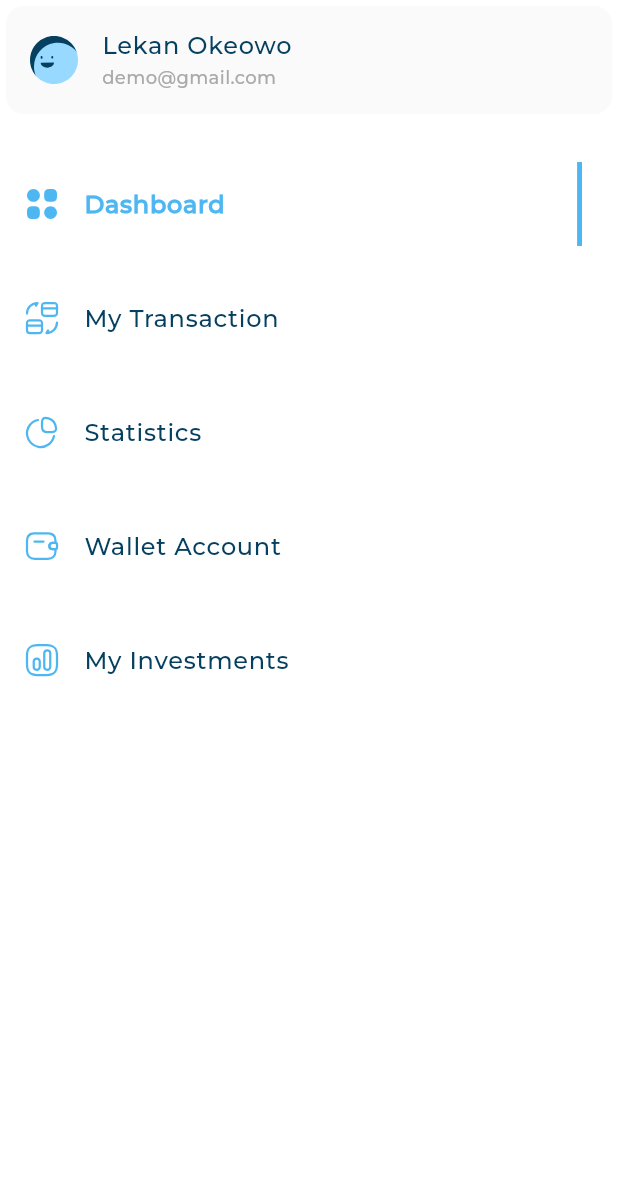
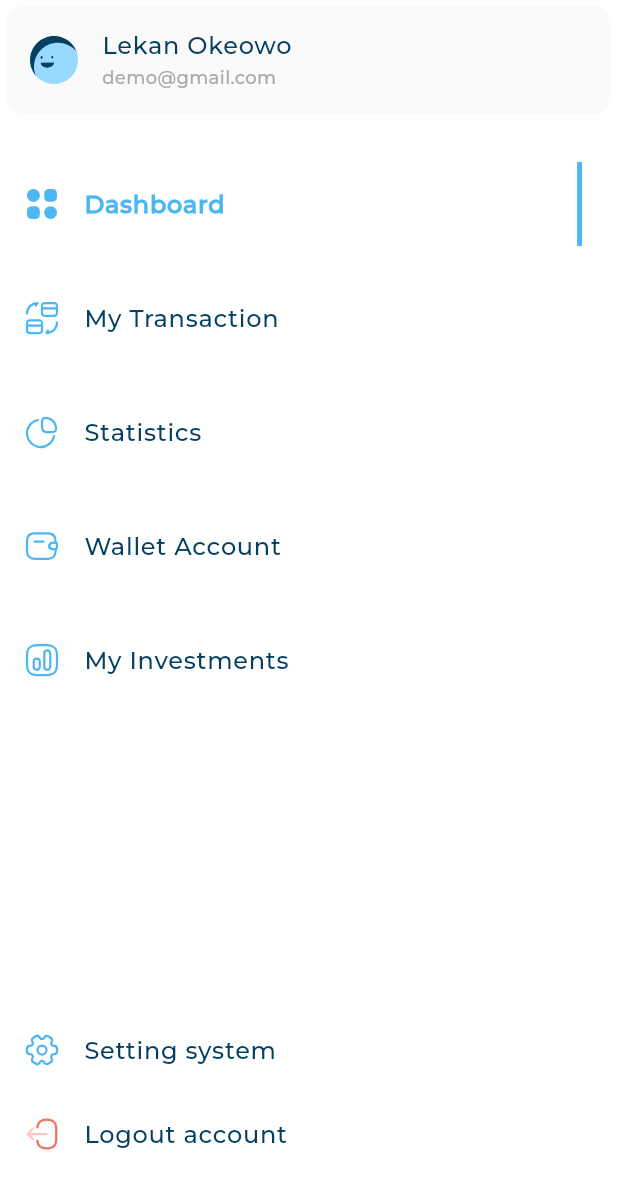
Before and after one commit to mdhtsami101/responsiveApp, a Flutter app: the CustomDrawer widget shown alone on an empty page, opened directly, on a phone screen of 412 x 824 dp. Shown: the top 1189 px of the screen. Run offline on Flutter 3.47's test engine with Material 3 defaults, Android fonts, the phone set to English and light mode, and no system bars; our stand-ins replace flutter_svg; project files that could hold a hidden picture were left out.

Commit message:
finish custom drawer

```diff
--- a/lib/widgets/custom_drawer.dart
+++ b/lib/widgets/custom_drawer.dart
@@ -1,6 +1,7 @@
 import 'package:flutter/material.dart';
 import 'package:responsiveapp/models/drawer_item_model.dart';
 import 'package:responsiveapp/utils/app_images.dart';
+import 'package:responsiveapp/widgets/active_and_inactive_item.dart';
 import 'package:responsiveapp/widgets/darwer_items_list_view.dart';
 import 'package:responsiveapp/widgets/drawer_item.dart';
 import 'package:responsiveapp/widgets/user_info_list_tile.dart';
@@ -12,17 +13,39 @@ class CustomDrawer extends StatelessWidget {
   Widget build(BuildContext context) {
     return Container(
       color: Colors.white,
-      child: const Column(
-        children: [
-          const UserInfoListTile(
-            image: Assets.imagesAvatar3,
-            title: "Lekan Okeowo",
-            subtitle: "demo@gmail.com",
+      child: const CustomScrollView(
+        slivers: [
+          SliverToBoxAdapter(
+            child: UserInfoListTile(
+              image: Assets.imagesAvatar3,
+              title: "Lekan Okeowo",
+              subtitle: "demo@gmail.com",
+            ),
           ),
-          const SizedBox(
-            height: 8,
+          SliverToBoxAdapter(
+            child: SizedBox(
+              height: 8,
+            ),
           ),
-          const DrawerItemsListView(),
+          DrawerItemsListView(),
+          SliverFillRemaining(
+            hasScrollBody: false,
+            child: Column(
+              children: [
+                Expanded(child: SizedBox()),
+                InActiveDrawerItem(
+                    drawerItemModel: DrawerItemModel(
+                        title: 'Setting system', image: Assets.imagesSettings)),
+                InActiveDrawerItem(
+                  drawerItemModel: DrawerItemModel(
+                      title: 'Logout account', image: Assets.imagesLogout),
+                ),
+                SizedBox(
+                  height: 40,
+                ),
+              ],
+            ),
+          ),
         ],
       ),
     );
--- a/lib/widgets/darwer_items_list_view.dart
+++ b/lib/widgets/darwer_items_list_view.dart
@@ -26,9 +26,7 @@ class _DrawerItemsListViewState extends State<DrawerItemsListView> {
   ];
   @override
   Widget build(BuildContext context) {
-    return ListView.builder(
-      shrinkWrap: true,
-      physics: const NeverScrollableScrollPhysics(),
+    return SliverList.builder(
       itemCount: items.length,
       itemBuilder: (context, index) {
         return GestureDetector(
```
